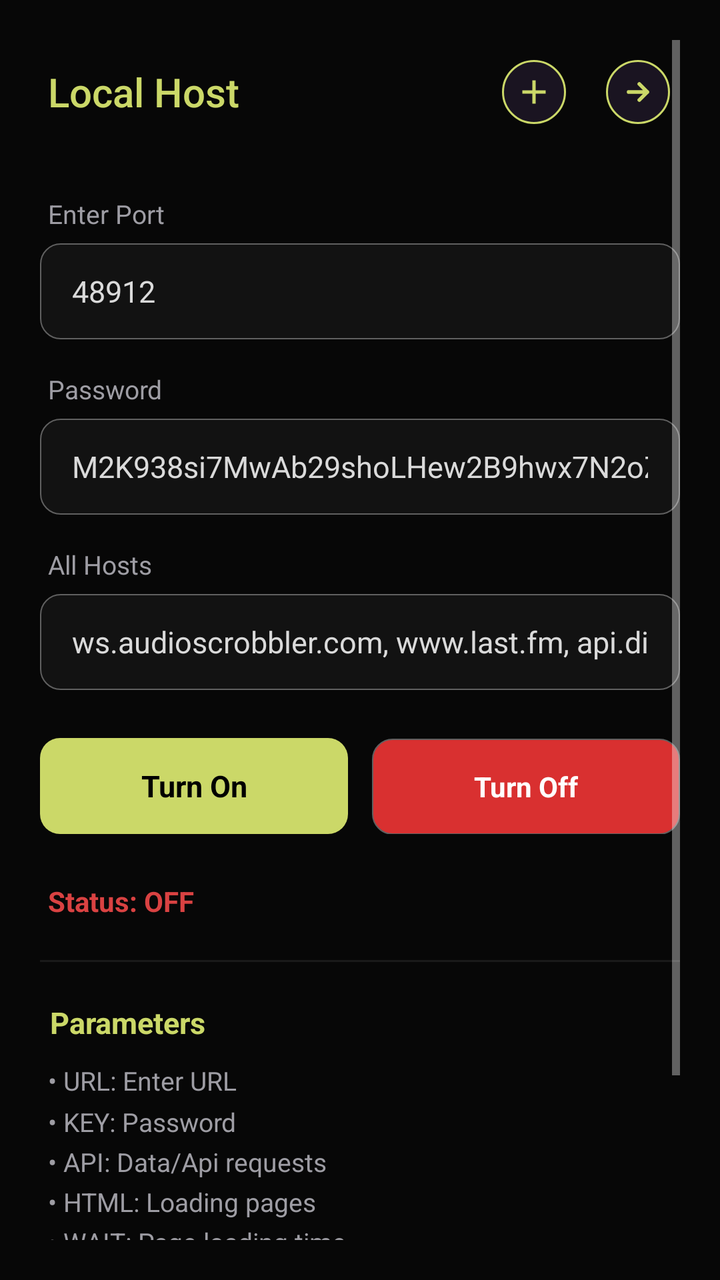
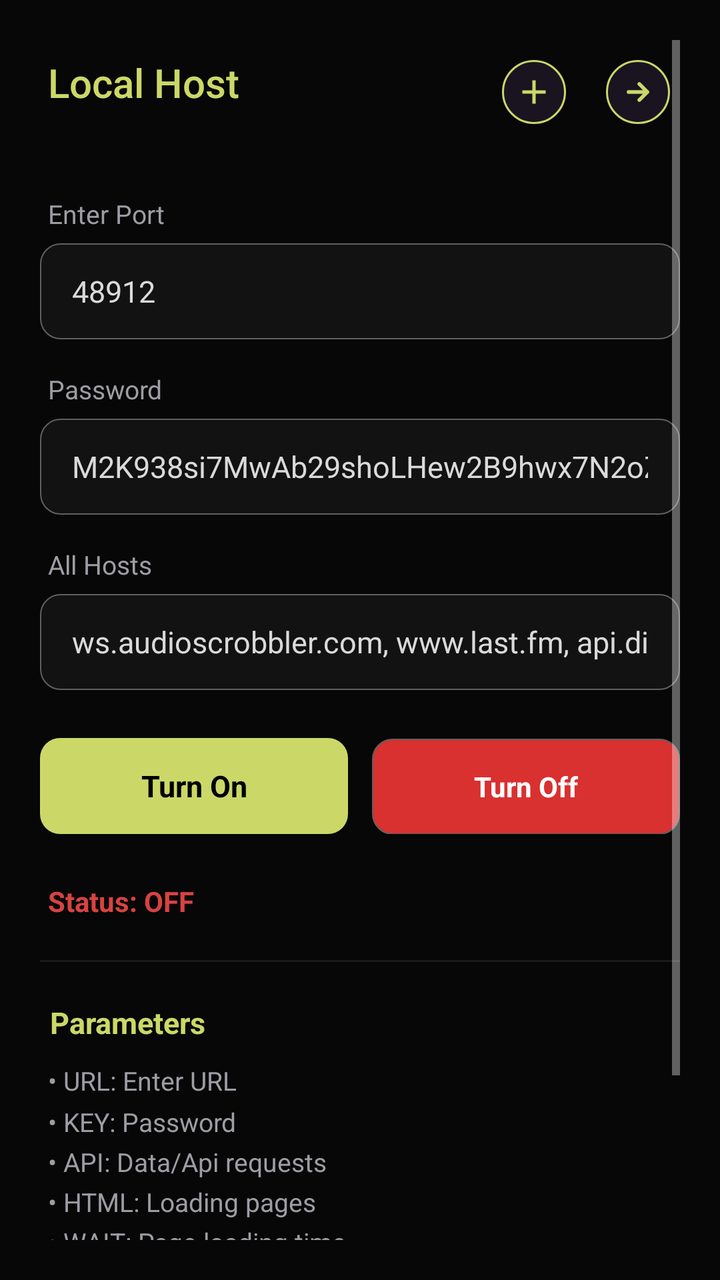

Compare the two renders of this Android layout. The source of the first and the diff that turns it into the second are given below.
<!-- AndroidManifest.xml: application theme Theme.NetProxy -->
<!-- res/layout/activity_main.xml -->
<?xml version="1.0" encoding="utf-8"?>
<ScrollView xmlns:android="http://schemas.android.com/apk/res/android"
    android:layout_width="match_parent"
    android:layout_height="match_parent"
    android:background="#070707"
    android:fillViewport="true"
    android:focusable="true"
    android:focusableInTouchMode="true"
    android:padding="20dp">

    <LinearLayout
        android:layout_width="match_parent"
        android:layout_height="wrap_content"
        android:orientation="vertical">

        
        <LinearLayout
            android:layout_width="match_parent"
            android:layout_height="wrap_content"
            android:layout_marginTop="10dp"
            android:layout_marginBottom="36dp"
            android:gravity="center_vertical"
            android:orientation="horizontal">

            <TextView
                android:layout_width="0dp"
                android:layout_height="wrap_content"
                android:layout_weight="1"
                android:layout_marginStart="4dp"
                android:fontFamily="sans-serif-medium"
                android:text="Local Host"
                android:textColor="#CBD868"
                android:textSize="20sp" />

            
            <LinearLayout
                android:layout_width="wrap_content"
                android:layout_height="wrap_content"
                android:layout_marginEnd="5dp"
                android:gravity="center_vertical"
                android:orientation="horizontal">

                
                <ImageView
                    android:id="@+id/btnImport"
                    android:layout_width="32dp"
                    android:layout_height="32dp"
                    android:layout_marginEnd="20dp"
                    android:background="@drawable/bg_action_btn"
                    android:clickable="true"
                    android:focusable="true"
                    android:padding="6dp"
                    android:src="@drawable/bg_plus_icon" />

                )
                <ImageView
                    android:id="@+id/btnExport"
                    android:layout_width="32dp"
                    android:layout_height="32dp"
                    android:background="@drawable/bg_action_btn"
                    android:clickable="true"
                    android:focusable="true"
                    android:padding="8dp"
                    android:src="@drawable/bg_arrow_icon" />
            </LinearLayout>
        </LinearLayout>

        <TextView
            android:layout_width="wrap_content"
            android:layout_height="wrap_content"
            android:layout_marginLeft="4dp"
            android:layout_marginBottom="6dp"
            android:text="Enter Port"
            android:textColor="#9E9DA4"
            android:textSize="13sp" />

        <EditText
            android:id="@+id/etPort"
            android:layout_width="match_parent"
            android:layout_height="48dp"
            android:layout_marginBottom="16dp"
            android:background="@drawable/bg_input"
            android:inputType="number"
            android:paddingHorizontal="16dp"
            android:text="48912"
            android:textColor="#DADADA"
            android:textSize="15sp" />

        <TextView
            android:layout_width="wrap_content"
            android:layout_height="wrap_content"
            android:layout_marginLeft="4dp"
            android:layout_marginBottom="6dp"
            android:text="Password"
            android:textColor="#9E9DA4"
            android:textSize="13sp" />

        <EditText
            android:id="@+id/etPassword"
            android:layout_width="match_parent"
            android:layout_height="48dp"
            android:layout_marginBottom="16dp"
            android:background="@drawable/bg_input"
            android:inputType="text"
            android:paddingHorizontal="16dp"
            android:text="M2K938si7MwAb29shoLHew2B9hwx7N2oZwbd18"
            android:textColor="#DADADA"
            android:textSize="15sp" />

        <TextView
            android:layout_width="wrap_content"
            android:layout_height="wrap_content"
            android:layout_marginLeft="4dp"
            android:layout_marginBottom="6dp"
            android:text="All Hosts"
            android:textColor="#9E9DA4"
            android:textSize="13sp" />

        <EditText
            android:id="@+id/etHosts"
            android:layout_width="match_parent"
            android:layout_height="48dp"
            android:layout_marginBottom="24dp"
            android:background="@drawable/bg_input"
            android:inputType="text"
            android:paddingHorizontal="16dp"
            android:text="ws.audioscrobbler.com, www.last.fm, api.discogs.com, www.googleapis.com, www.youtube.com, m.youtube.com, api.deezer.com, wikipedia.org, en.wikipedia.org, lrclib.net, lyrics.lewagon.ai, api.lyrics.ovh"
            android:textColor="#DADADA"
            android:textSize="15sp" />

        <LinearLayout
            android:layout_width="match_parent"
            android:layout_height="wrap_content"
            android:layout_marginBottom="24dp"
            android:orientation="horizontal">

            <TextView
                android:id="@+id/btnTurnOn"
                android:layout_width="0dp"
                android:layout_height="48dp"
                android:layout_weight="1"
                android:layout_marginEnd="6dp"
                android:background="@drawable/bg_btn_on_ripple"
                android:clickable="true"
                android:focusable="true"
                android:gravity="center"
                android:text="Turn On"
                android:textColor="#000000"
                android:textSize="15sp"
                android:textStyle="bold" />

            <TextView
                android:id="@+id/btnTurnOff"
                android:layout_width="0dp"
                android:layout_height="48dp"
                android:layout_weight="1"
                android:layout_marginStart="6dp"
                android:background="@drawable/bg_btn_off_ripple"
                android:clickable="true"
                android:focusable="true"
                android:gravity="center"
                android:text="Turn Off"
                android:textColor="#FFFFFF"
                android:textSize="14sp"
                android:textStyle="bold" />
        </LinearLayout>

        <TextView
            android:id="@+id/tvStatus"
            android:layout_width="match_parent"
            android:layout_height="wrap_content"
            android:layout_marginLeft="4dp"
            android:layout_marginBottom="20dp"
            android:text="Status: OFF"
            android:textColor="#D94242"
            android:textSize="14sp"
            android:textStyle="bold" />

        <View
            android:layout_width="match_parent"
            android:layout_height="1dp"
            android:layout_marginBottom="20dp"
            android:background="#1A1A1A" />

        <TextView
            android:layout_width="wrap_content"
            android:layout_height="wrap_content"
            android:layout_marginLeft="5dp"
            android:layout_marginBottom="10dp"
            android:text="Parameters"
            android:textColor="#CBD868"
            android:textSize="15sp"
            android:textStyle="bold" />

        <TextView
            android:layout_width="match_parent"
            android:layout_height="wrap_content"
            android:layout_marginLeft="4dp"
            android:layout_marginBottom="30dp"
            android:lineSpacingMultiplier="1.3"
            android:text="• URL: Enter URL\n• KEY: Password\n• API: Data/Api requests\n• HTML: Loading pages\n• WAIT: Page loading time\n• UA: Custom User-Agent"
            android:textColor="#9E9DA4"
            android:textSize="13sp" />

        <TextView
            android:layout_width="wrap_content"
            android:layout_height="wrap_content"
            android:layout_marginLeft="4dp"
            android:layout_marginBottom="8dp"
            android:text="Usage Example:"
            android:textColor="#7F9CAB"
            android:textSize="15sp"
            android:textStyle="bold" />

        <TextView
            android:id="@+id/tvExample"
            android:layout_width="match_parent"
            android:layout_height="wrap_content"
            android:layout_marginLeft="4dp"
            android:fontFamily="monospace"
            android:lineSpacingMultiplier="1.2"
            android:text="http://127.0.0.1:8080/?key=7777\nproxy://action?start=10"
            android:textColor="#CBD868"
            android:textSize="12sp" />

    </LinearLayout>
</ScrollView>
<!-- resources referenced by this layout -->
<resources>
  <!-- drawable bg_action_btn (drawable) -->
  <?xml version="1.0" encoding="utf-8"?>
  <shape xmlns:android="http://schemas.android.com/apk/res/android"
      android:shape="oval">
      <solid android:color="#1A1421" />
      <stroke android:width="1dp" android:color="#CBD868" />
  </shape>
  <!-- drawable bg_arrow_icon (drawable) -->
  <vector xmlns:android="http://schemas.android.com/apk/res/android"
      android:width="24dp"
      android:height="24dp"
      android:viewportWidth="24"
      android:viewportHeight="24">
    <path
        android:strokeColor="#CBD868"
        android:strokeWidth="2.8"
        android:strokeLineCap="round"
        android:strokeLineJoin="round"
        android:fillColor="@android:color/transparent"
        android:pathData="M5,12 H19 M13,6 L19,12 L13,18"/>
  </vector>
  <!-- drawable bg_btn_off_ripple (drawable) -->
  <?xml version="1.0" encoding="utf-8"?>
  <ripple xmlns:android="http://schemas.android.com/apk/res/android"
      android:color="#50FFFFFF">
      <item>
          <shape android:shape="rectangle">
              <solid android:color="#D93030" />
              <stroke android:width="0.8dp" android:color="#606060" />
              <corners android:radius="10dp" />
          </shape>
      </item>
  </ripple>
  <!-- drawable bg_btn_on_ripple (drawable) -->
  <?xml version="1.0" encoding="utf-8"?>
  <ripple xmlns:android="http://schemas.android.com/apk/res/android"
      android:color="#40000000">
      <item>
          <shape android:shape="rectangle">
              <solid android:color="#CBD868" />
              <corners android:radius="10dp" />
          </shape>
      </item>
  </ripple>
  <!-- drawable bg_input (drawable) -->
  <?xml version="1.0" encoding="utf-8"?>
  <selector xmlns:android="http://schemas.android.com/apk/res/android">
      
      <item android:state_focused="true">
          <shape android:shape="rectangle">
              <solid android:color="#121212" />
              <corners android:radius="10dp" />
              <stroke android:width="1dp" android:color="#888888" />
          </shape>
      </item>
      
      
      <item>
          <shape android:shape="rectangle">
              <solid android:color="#121212" />
              <corners android:radius="10dp" />
              <stroke android:width="0.8dp" android:color="#606060" />
          </shape>
      </item>
  </selector>
  <!-- drawable bg_plus_icon (drawable) -->
  <vector xmlns:android="http://schemas.android.com/apk/res/android"
      android:width="24dp"
      android:height="24dp"
      android:viewportWidth="24"
      android:viewportHeight="24">
    <path
        android:fillColor="#CBD868"
        android:pathData="M19,13h-6v6h-2v-6H5v-2h6V5h2v6h6v2z"/>
  </vector>
  <style name="Theme.NetProxy" parent="Theme.AppCompat.NoActionBar">
          <item name="android:statusBarColor">#070707</item>
          <item name="android:windowLightStatusBar">false</item>
          <item name="android:windowBackground">#070707</item>
          <item name="colorPrimary">#CBD868</item>
          <item name="colorAccent">#CBD868</item>
      </style>
</resources>

<!-- the commit's change to res/layout/activity_main.xml (unified diff, before → after) -->
@@ -27,6 +27,7 @@
                 android:layout_height="wrap_content"
                 android:layout_weight="1"
                 android:layout_marginStart="4dp"
+                android:layout_marginTop="-5dp"
                 android:fontFamily="sans-serif-medium"
                 android:text="Local Host"
                 android:textColor="#CBD868"
